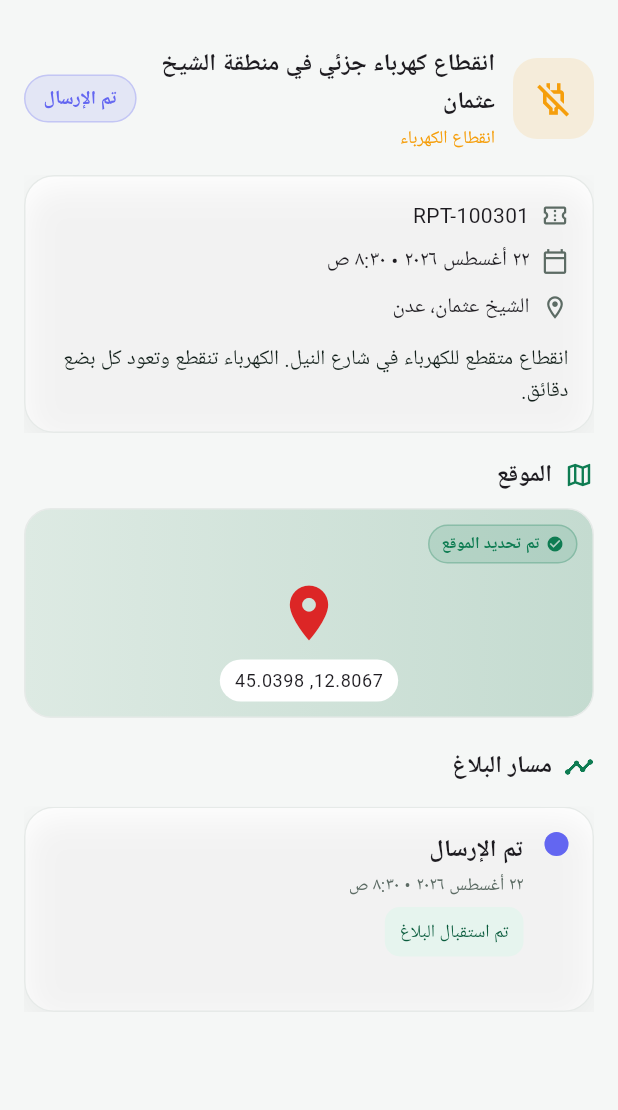
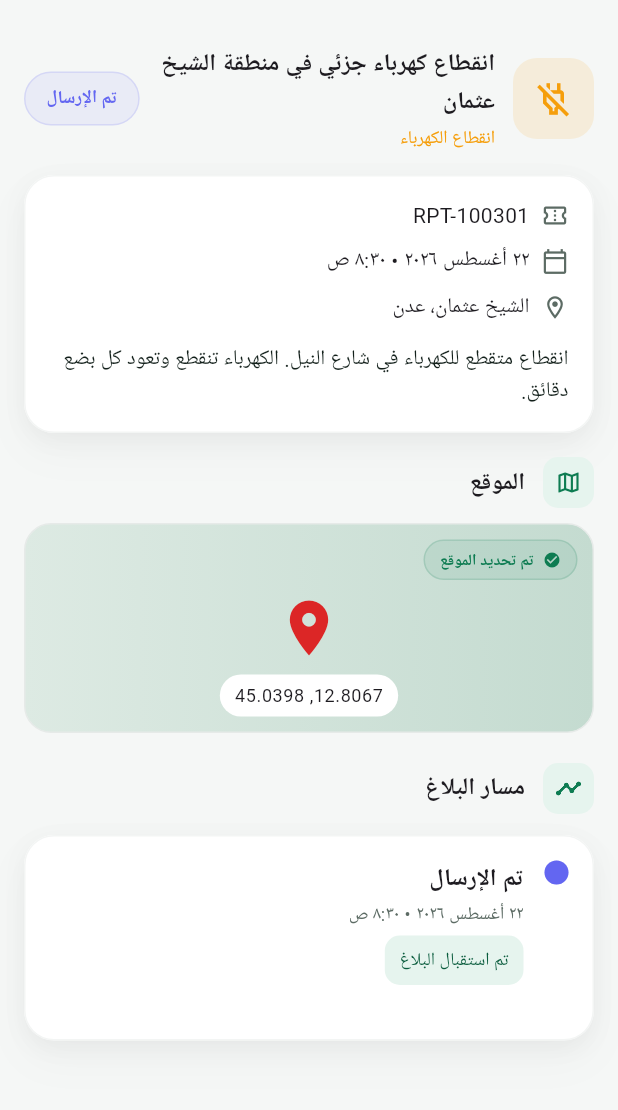
Before and after one commit to a63970980-eng/Sad, a Flutter app: the ReportsScreen screen opened by its route, after a tap on "انقطاع كهرباء جزئي في منطقة الشيخ عثمان", on a phone screen of 412 x 824 dp, the part 56-1166 px from its top. Run offline on Flutter 3.47's test engine with Material 3 defaults, Android fonts, the phone set to English and light mode, and no system bars; our stand-ins replace cached_network_image, cloud_firestore, equatable, firebase_auth, firebase_core, firebase_storage and 12 more; accounts and stored records are empty; Roboto replaces fonts that are missing (Cairo).

Commit message:
Improve government app UI

```diff
--- a/lib/core/widgets/app_widgets.dart
+++ b/lib/core/widgets/app_widgets.dart
@@ -13,6 +13,7 @@ class AppCard extends StatelessWidget {
     this.color,
     this.borderColor,
     this.elevation = true,
+    this.radius = 20,
   });
 
   final Widget child;
@@ -21,31 +22,49 @@ class AppCard extends StatelessWidget {
   final Color? color;
   final Color? borderColor;
   final bool elevation;
+  final double radius;
 
   @override
   Widget build(BuildContext context) {
+    final isDark = Theme.of(context).brightness == Brightness.dark;
     final scheme = Theme.of(context).colorScheme;
-    return Material(
-      color: color ?? Theme.of(context).cardColor,
-      borderRadius: BorderRadius.circular(20),
-      child: InkWell(
-        onTap: onTap,
-        borderRadius: BorderRadius.circular(20),
-        child: Ink(
+
+    return Container(
       decoration: BoxDecoration(
-            borderRadius: BorderRadius.circular(20),
-            border: Border.all(color: borderColor ?? scheme.outline),
-            boxShadow: elevation
+        borderRadius: BorderRadius.circular(radius),
+        boxShadow: elevation && !isDark
             ? [
                 BoxShadow(
-                      color: Colors.black.withValues(alpha: 0.05),
-                      blurRadius: 18,
-                      offset: const Offset(0, 8),
+                  color: Colors.black.withValues(alpha: 0.04),
+                  blurRadius: 12,
+                  offset: const Offset(0, 4),
+                ),
+                BoxShadow(
+                  color: Colors.black.withValues(alpha: 0.03),
+                  blurRadius: 24,
+                  offset: const Offset(0, 12),
                 ),
               ]
             : null,
       ),
-          child: Padding(padding: padding, child: child),
+      child: Material(
+        color: color ?? Theme.of(context).cardColor,
+        borderRadius: BorderRadius.circular(radius),
+        clipBehavior: Clip.antiAlias,
+        child: InkWell(
+          onTap: onTap,
+          borderRadius: BorderRadius.circular(radius),
+          child: Container(
+            padding: padding,
+            decoration: BoxDecoration(
+              borderRadius: BorderRadius.circular(radius),
+              border: Border.all(
+                color: borderColor ?? (isDark ? scheme.outline : scheme.outline.withValues(alpha: 0.5)),
+                width: 1,
+              ),
+            ),
+            child: child,
+          ),
         ),
       ),
     );
@@ -73,24 +92,43 @@ class SectionHeader extends StatelessWidget {
     return Row(
       children: [
         if (icon != null) ...[
-          Icon(icon, size: 20, color: AppColors.primary),
-          const SizedBox(width: 8),
+          Container(
+            padding: const EdgeInsets.all(8),
+            decoration: BoxDecoration(
+              color: AppColors.primarySoft,
+              borderRadius: BorderRadius.circular(10),
+            ),
+            child: Icon(icon, size: 18, color: AppColors.primary),
+          ),
+          const SizedBox(width: 12),
         ],
         Expanded(
           child: Text(
             title,
-            style: t.titleMedium?.copyWith(fontWeight: FontWeight.w700),
+            style: t.titleMedium?.copyWith(
+              fontWeight: FontWeight.w800,
+              letterSpacing: -0.2,
+            ),
           ),
         ),
         if (actionLabel != null)
           TextButton(
             onPressed: onAction,
             style: TextButton.styleFrom(
-              padding: const EdgeInsets.symmetric(horizontal: 8),
+              padding: const EdgeInsets.symmetric(horizontal: 12, vertical: 8),
               minimumSize: Size.zero,
               tapTargetSize: MaterialTapTargetSize.shrinkWrap,
+              foregroundColor: AppColors.primary,
+              textStyle: const TextStyle(fontWeight: FontWeight.w700, fontSize: 13),
             ),
-            child: Text(actionLabel!),
+            child: Row(
+              mainAxisSize: MainAxisSize.min,
+              children: [
+                Text(actionLabel!),
+                const SizedBox(width: 4),
+                const Icon(Icons.arrow_forward_ios_rounded, size: 10),
+              ],
+            ),
           ),
       ],
     );
@@ -116,25 +154,25 @@ class StatusPill extends StatelessWidget {
   Widget build(BuildContext context) {
     return Container(
       padding: EdgeInsets.symmetric(
-          horizontal: dense ? 8 : 12, vertical: dense ? 4 : 6),
+          horizontal: dense ? 10 : 14, vertical: dense ? 5 : 8),
       decoration: BoxDecoration(
-        color: color.withValues(alpha: 0.12),
+        color: color.withValues(alpha: 0.08),
         borderRadius: BorderRadius.circular(30),
-        border: Border.all(color: color.withValues(alpha: 0.25)),
+        border: Border.all(color: color.withValues(alpha: 0.15)),
       ),
       child: Row(
         mainAxisSize: MainAxisSize.min,
         children: [
           if (icon != null) ...[
             Icon(icon, size: dense ? 12 : 14, color: color),
-            const SizedBox(width: 4),
+            const SizedBox(width: 6),
           ],
           Text(
             label,
             style: TextStyle(
               color: color,
-              fontWeight: FontWeight.w700,
-              fontSize: dense ? 11 : 12.5,
+              fontWeight: FontWeight.w800,
+              fontSize: dense ? 10.5 : 12,
             ),
           ),
         ],
```
Lines whose indentation alone changed are shown as unchanged.
